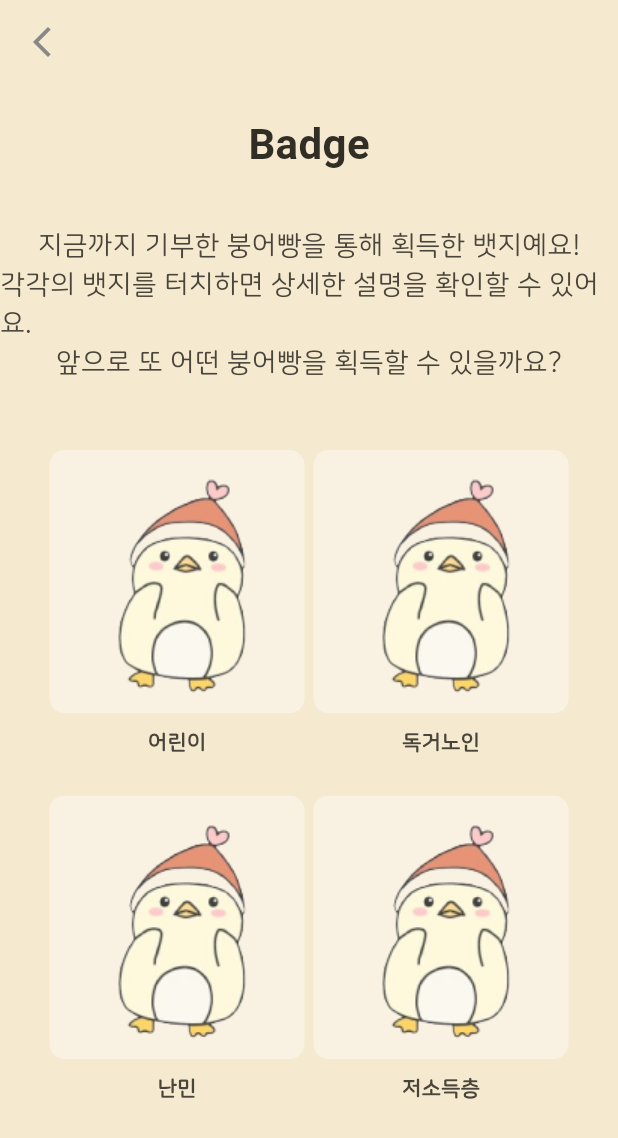
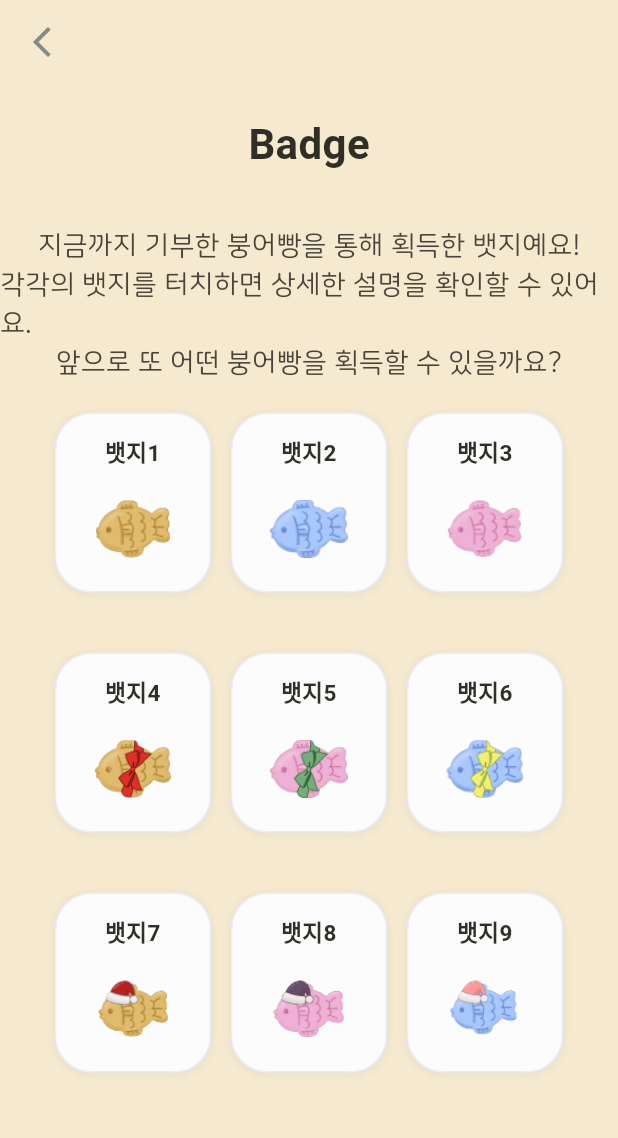
Before and after one commit to donggukthon/donggukthon_2023_3_F, a Flutter app: the BadgeScreen screen opened by its route, on a phone screen of 412 x 824 dp. Shown: the top 1138 px of the screen. Run offline on Flutter 3.47's test engine with Material 3 defaults, Android fonts, the phone set to English and light mode, and no system bars; our stand-ins replace get; Roboto replaces fonts that are missing (titleFont).

Commit message:
feat: 뱃지화면 image 추가

```diff
--- a/lib/screens/badge_screen.dart
+++ b/lib/screens/badge_screen.dart
@@ -1,4 +1,5 @@
 import 'package:boonglunteer_view/constants/colors.dart';
+import 'package:boonglunteer_view/widgets/badge_widget.dart';
 import 'package:boonglunteer_view/widgets/charity_widget.dart';
 import 'package:boonglunteer_view/widgets/custom_appbar.dart';
 import 'package:flutter/material.dart';
@@ -35,28 +36,43 @@ class BadgeScreen extends StatelessWidget {
                   color: fontColor,
                   fontSize: 18,
                 )),
-            Text('앞으로 또 어떤 붕어빵을 획득할 수 있을까요?',
-                style: TextStyle(
-                  color: fontColor,
-                  fontSize: 18,
-                )),
+            Text(
+              '앞으로 또 어떤 붕어빵을 획득할 수 있을까요?',
+              style: TextStyle(
+                color: fontColor,
+                fontSize: 18,
+              ),
+            ),
             Padding(
-              padding: EdgeInsets.fromLTRB(30, 45, 30, 0),
+              padding: EdgeInsets.fromLTRB(30, 20, 30, 20),
               child: Row(
                 mainAxisAlignment: MainAxisAlignment.spaceAround,
                 children: <Widget>[
-                  CharityWidget(charityName: '어린이'),
-                  CharityWidget(charityName: '독거노인'),
+                  BadgeWidget(badgeName: '뱃지1', image: 'badge1'),
+                  BadgeWidget(badgeName: '뱃지2', image: 'badge2'),
+                  BadgeWidget(badgeName: '뱃지3', image: 'badge3'),
                 ],
               ),
             ),
             Padding(
-              padding: EdgeInsets.fromLTRB(30, 15, 30, 20),
+              padding: EdgeInsets.fromLTRB(30, 20, 30, 20),
               child: Row(
                 mainAxisAlignment: MainAxisAlignment.spaceAround,
                 children: <Widget>[
-                  CharityWidget(charityName: '난민'),
-                  CharityWidget(charityName: '저소득층'),
+                  BadgeWidget(badgeName: '뱃지4', image: 'badge4'),
+                  BadgeWidget(badgeName: '뱃지5', image: 'badge5'),
+                  BadgeWidget(badgeName: '뱃지6', image: 'badge6'),
+                ],
+              ),
+            ),
+            Padding(
+              padding: EdgeInsets.fromLTRB(30, 20, 30, 20),
+              child: Row(
+                mainAxisAlignment: MainAxisAlignment.spaceAround,
+                children: <Widget>[
+                  BadgeWidget(badgeName: '뱃지7', image: 'badge7'),
+                  BadgeWidget(badgeName: '뱃지8', image: 'badge8'),
+                  BadgeWidget(badgeName: '뱃지9', image: 'badge9'),
                 ],
               ),
             ),
--- /dev/null
+++ b/lib/widgets/badge_widget.dart
@@ -0,0 +1,61 @@
+import 'package:boonglunteer_view/constants/colors.dart';
+import 'package:flutter/material.dart';
+
+class BadgeWidget extends StatelessWidget {
+  final String badgeName;
+  final String image;
+  const BadgeWidget({super.key, required this.badgeName, required this.image});
+
+  @override
+  Widget build(BuildContext context) {
+    return Container(
+      width: 104,
+      height: 120,
+      padding: const EdgeInsets.all(14),
+      decoration: ShapeDecoration(
+        color: const Color(0xFFFCFCFC),
+        shape: RoundedRectangleBorder(
+          side: const BorderSide(width: 1, color: Color(0xFFEBECFD)),
+          borderRadius: BorderRadius.circular(24),
+        ),
+        shadows: const [
+          BoxShadow(
+            color: Color(0x1E6E7486),
+            blurRadius: 4,
+            offset: Offset(0, 1),
+            spreadRadius: 0,
+          )
+        ],
+      ),
+      child: Column(
+        mainAxisSize: MainAxisSize.min,
+        mainAxisAlignment: MainAxisAlignment.center,
+        crossAxisAlignment: CrossAxisAlignment.center,
+        children: [
+          SizedBox(
+            width: double.infinity,
+            child: Text(
+              badgeName,
+              textAlign: TextAlign.center,
+              style: const TextStyle(
+                color: titleColor,
+                fontFamily: 'titleFont',
+                fontSize: 15,
+                fontWeight: FontWeight.w600,
+              ),
+            ),
+          ),
+          const SizedBox(height: 12),
+          SizedBox(
+            width: 80,
+            height: 55,
+            child: IconButton(
+              onPressed: null,
+              icon: Image.asset('assets/images/$image.png'),
+            ),
+          ),
+        ],
+      ),
+    );
+  }
+}
```
Also changed, not shown: assets/images/badge1.png (added), assets/images/badge2.png (added), assets/images/badge3.png (added), assets/images/badge4.png (added), assets/images/badge5.png (added), assets/images/badge6.png (added), assets/images/badge7.png (added), assets/images/badge8.png (added), assets/images/badge9.png (added).
